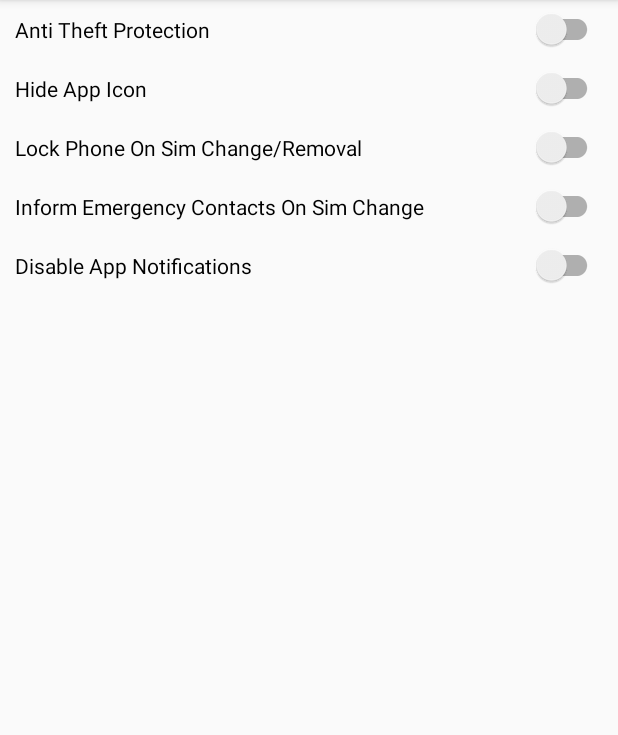
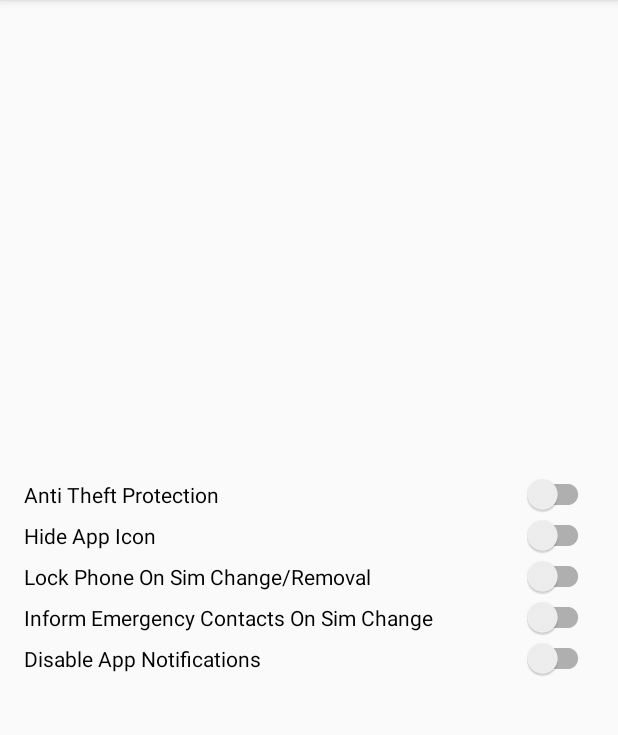
Before and after one commit to ShazeemAshar/MobileAntiTheft, an Android app: the HomeActivity screen opened directly, with no data from a screen before it, on a phone screen of 412 x 824 dp, the part 84-819 px from its top. Run offline under Robolectric (Android 15) with nearby library versions, the phone set to English and light mode, and no system bars; our stand-ins replace Volley; 2 statements that could not run were skipped.

Commit message:
ConstraintLayout Added

```diff
--- a/app/build.gradle
+++ b/app/build.gradle
@@ -20,7 +20,7 @@ android {
 }
 
 dependencies {
-    compile fileTree(dir: 'libs', include: ['*.jar'])
+    compile fileTree(include: ['*.jar'], dir: 'libs')
     androidTestCompile('com.android.support.test.espresso:espresso-core:2.2.2', {
         exclude group: 'com.android.support', module: 'support-annotations'
     })
@@ -37,4 +37,5 @@ dependencies {
     compile 'com.snatik:storage:2.1.0'
     compile 'agency.tango.android:material-intro-screen:0.0.5'
     testCompile 'junit:junit:4.12'
+    compile 'com.android.support:cardview-v7:27.0.2'
 }
--- a/app/src/main/java/activities/DeviceInfoActivity.java
+++ b/app/src/main/java/activities/DeviceInfoActivity.java
@@ -18,7 +18,7 @@ import androiddoctors.mobileantitheft.R;
 
 public class DeviceInfoActivity extends BaseActivity {
 
-    TextView imei, manufacturer, model, apiLevel, androidVersion, simSerial, simNo, simOperator, osName, imsi;
+    TextView imei, manufacturer, model, apiLevel, androidVersion, simSerial, simOperator, osName, imsi;
 
     @Override
     protected void onCreate(Bundle savedInstanceState) {
@@ -41,7 +41,6 @@ public class DeviceInfoActivity extends BaseActivity {
         apiLevel = findViewById(R.id.api);
         androidVersion = findViewById(R.id.osVersion);
         simSerial = findViewById(R.id.simSerial);
-        simNo = findViewById(R.id.simNo);
         simOperator = findViewById(R.id.simOperator);
         osName = findViewById(R.id.osName);
         imsi = findViewById(R.id.imsi);
@@ -60,7 +59,6 @@ public class DeviceInfoActivity extends BaseActivity {
         }
 
         String SimSerialNumber = manager.getSimSerialNumber();
-        String SimNumber = manager.getLine1Number();
         String IMEI = manager.getDeviceId();
         String IMSI = manager.getSubscriberId();
         String Operator = manager.getNetworkOperatorName();
@@ -68,7 +66,6 @@ public class DeviceInfoActivity extends BaseActivity {
         if (IMSI == null){
             IMSI = "No SIM Found";
             SimSerialNumber = "No SIM Found";
-            SimNumber = "No SIM Found";
             Operator = "No SIM Found";
         }
 
@@ -79,7 +76,6 @@ public class DeviceInfoActivity extends BaseActivity {
         apiLevel.append(String.valueOf(android.os.Build.VERSION.SDK_INT));
         androidVersion.append(Build.VERSION.RELEASE);
         simSerial.append(SimSerialNumber);
-        simNo.append(SimNumber);
         simOperator.append(Operator);
         imsi.append(IMSI);
     }
--- a/app/src/main/res/layout/activity_commands.xml
+++ b/app/src/main/res/layout/activity_commands.xml
@@ -1,5 +1,5 @@
 <?xml version="1.0" encoding="utf-8"?>
-<LinearLayout
+<android.support.constraint.ConstraintLayout
     xmlns:android="http://schemas.android.com/apk/res/android"
     xmlns:app="http://schemas.android.com/apk/res-auto"
     xmlns:tools="http://schemas.android.com/tools"
@@ -10,6 +10,6 @@
     <ListView
         android:id="@+id/commandsList"
         android:layout_width="match_parent"
-        android:layout_height="match_parent"></ListView>
+        android:layout_height="match_parent"/>
 
-</LinearLayout>
+</android.support.constraint.ConstraintLayout>
--- a/app/src/main/res/layout/activity_home.xml
+++ b/app/src/main/res/layout/activity_home.xml
@@ -1,57 +1,73 @@
 <?xml version="1.0" encoding="utf-8"?>
 
-<LinearLayout
-    xmlns:android="http://schemas.android.com/apk/res/android"
+<android.support.constraint.ConstraintLayout xmlns:android="http://schemas.android.com/apk/res/android"
+    xmlns:custom="http://schemas.android.com/apk/res-auto"
     xmlns:tools="http://schemas.android.com/tools"
-    xmlns:custom="http://schemas.android.com/apk/res-auto"
     android:id="@+id/activity_home"
     android:layout_width="match_parent"
     android:layout_height="match_parent"
+    android:gravity="center"
+    android:padding="16dp"
+    android:paddingBottom="16dp"
+    android:paddingEnd="16dp"
+    android:paddingLeft="16dp"
+    android:paddingRight="16dp"
+    android:paddingStart="16dp"
+    android:paddingTop="16dp"
     tools:context="activities.HomeActivity"
-    android:orientation="vertical"
-    android:gravity="center">
+    tools:layout_editor_absoluteY="81dp">
 
-
-    <LinearLayout
-        android:orientation="vertical"
-        android:layout_width="match_parent"
-        android:layout_height="0dp"
-        android:layout_weight="2">
 
     <android.support.v7.widget.SwitchCompat
         android:id="@+id/antiTheftControl"
+        android:layout_width="0dp"
+        android:layout_height="wrap_content"
         android:text="Anti Theft Protection"
-            android:layout_width="match_parent"
-            android:layout_height="wrap_content"
-            android:padding="10dp"/>
+        custom:layout_constraintBottom_toTopOf="@+id/iconSwitch"
+        custom:layout_constraintEnd_toEndOf="parent"
+        custom:layout_constraintStart_toStartOf="parent"
+        custom:layout_constraintTop_toTopOf="parent"
+        custom:layout_constraintVertical_chainStyle="packed" />
 
 
     <android.support.v7.widget.SwitchCompat
         android:id="@+id/iconSwitch"
-            android:layout_width="match_parent"
+        android:layout_width="0dp"
         android:layout_height="wrap_content"
-            android:padding="10dp"
-            android:text="Hide App Icon" />
+        android:text="Hide App Icon"
+        custom:layout_constraintBottom_toTopOf="@+id/simRemovalSwitch"
+        custom:layout_constraintEnd_toEndOf="parent"
+        custom:layout_constraintStart_toStartOf="parent"
+        custom:layout_constraintTop_toBottomOf="@+id/antiTheftControl" />
 
     <android.support.v7.widget.SwitchCompat
         android:id="@+id/simRemovalSwitch"
-            android:layout_width="match_parent"
+        android:layout_width="0dp"
         android:layout_height="wrap_content"
-            android:padding="10dp"
-            android:text="Lock Phone On Sim Change/Removal" />
+        android:text="Lock Phone On Sim Change/Removal"
+        custom:layout_constraintBottom_toTopOf="@+id/simChangeSwitch"
+        custom:layout_constraintEnd_toEndOf="parent"
+        custom:layout_constraintStart_toStartOf="parent"
+        custom:layout_constraintTop_toBottomOf="@+id/iconSwitch" />
 
     <android.support.v7.widget.SwitchCompat
         android:id="@+id/simChangeSwitch"
-            android:layout_width="match_parent"
+        android:layout_width="0dp"
         android:layout_height="wrap_content"
-            android:padding="10dp"
-            android:text="Inform Emergency Contacts On Sim Change" />
+        android:text="Inform Emergency Contacts On Sim Change"
+        custom:layout_constraintBottom_toTopOf="@+id/notificationSwitch"
+        custom:layout_constraintEnd_toEndOf="parent"
+        custom:layout_constraintStart_toStartOf="parent"
+        custom:layout_constraintTop_toBottomOf="@+id/simRemovalSwitch" />
 
     <android.support.v7.widget.SwitchCompat
         android:id="@+id/notificationSwitch"
-            android:layout_width="match_parent"
+        android:layout_width="0dp"
         android:layout_height="wrap_content"
-            android:padding="10dp"
-            android:text="Disable App Notifications" />
-    </LinearLayout>
-</LinearLayout>
+        android:text="Disable App Notifications"
+        custom:layout_constraintBottom_toBottomOf="parent"
+        custom:layout_constraintEnd_toEndOf="parent"
+        custom:layout_constraintStart_toStartOf="parent"
+        custom:layout_constraintTop_toBottomOf="@+id/simChangeSwitch" />
+
+</android.support.constraint.ConstraintLayout>
--- a/app/src/main/res/layout/activity_how_to.xml
+++ b/app/src/main/res/layout/activity_how_to.xml
@@ -1,5 +1,6 @@
 <?xml version="1.0" encoding="utf-8"?>
-<LinearLayout xmlns:android="http://schemas.android.com/apk/res/android"
+<android.support.constraint.ConstraintLayout
+    xmlns:android="http://schemas.android.com/apk/res/android"
     xmlns:app="http://schemas.android.com/apk/res-auto"
     xmlns:tools="http://schemas.android.com/tools"
     android:layout_width="match_parent"
@@ -74,4 +75,4 @@
 
         </LinearLayout>
     </ScrollView>
-</LinearLayout>
+</android.support.constraint.ConstraintLayout>
```
Also changed, not shown: app/src/main/AndroidManifest.xml (+5 -5 lines), app/src/main/res/layout/activity_about.xml (+69 -26 lines), app/src/main/res/layout/activity_activation.xml (+41 -43 lines), app/src/main/res/layout/activity_administrator_permission.xml (+33 -20 lines), app/src/main/res/layout/activity_device_info.xml (+46 -39 lines), app/src/main/res/layout/activity_login.xml (+34 -19 lines), app/src/main/res/layout/activity_phone_number_registration.xml (line endings or trailing spaces). Lines whose indentation alone changed are shown as unchanged.
